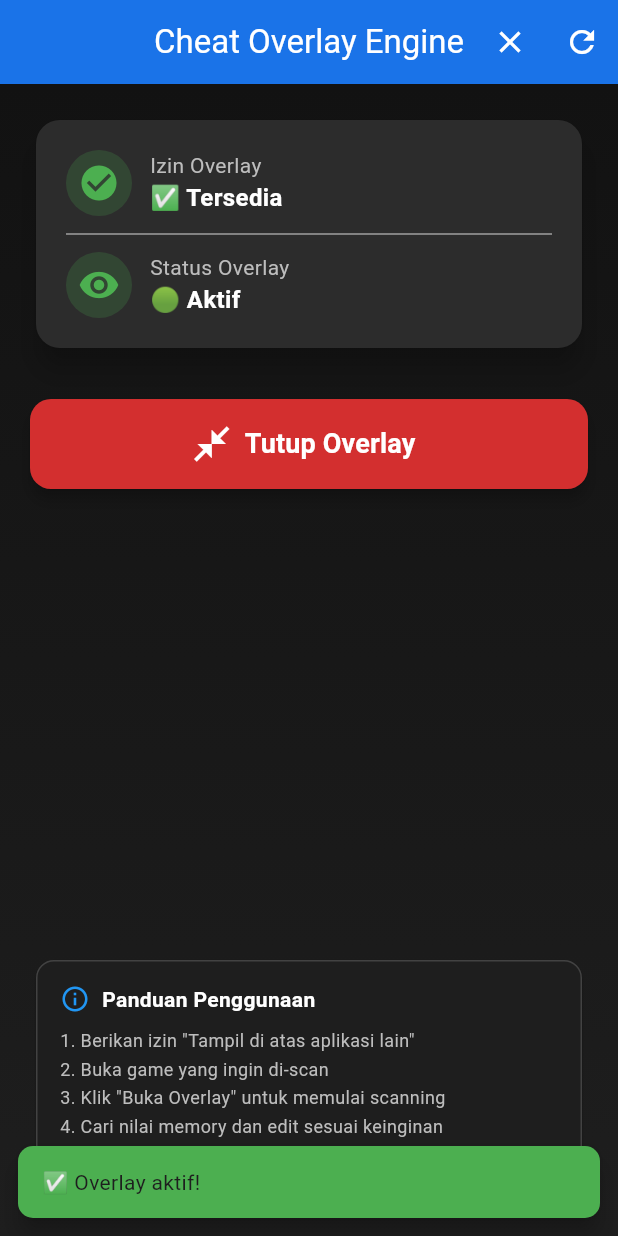
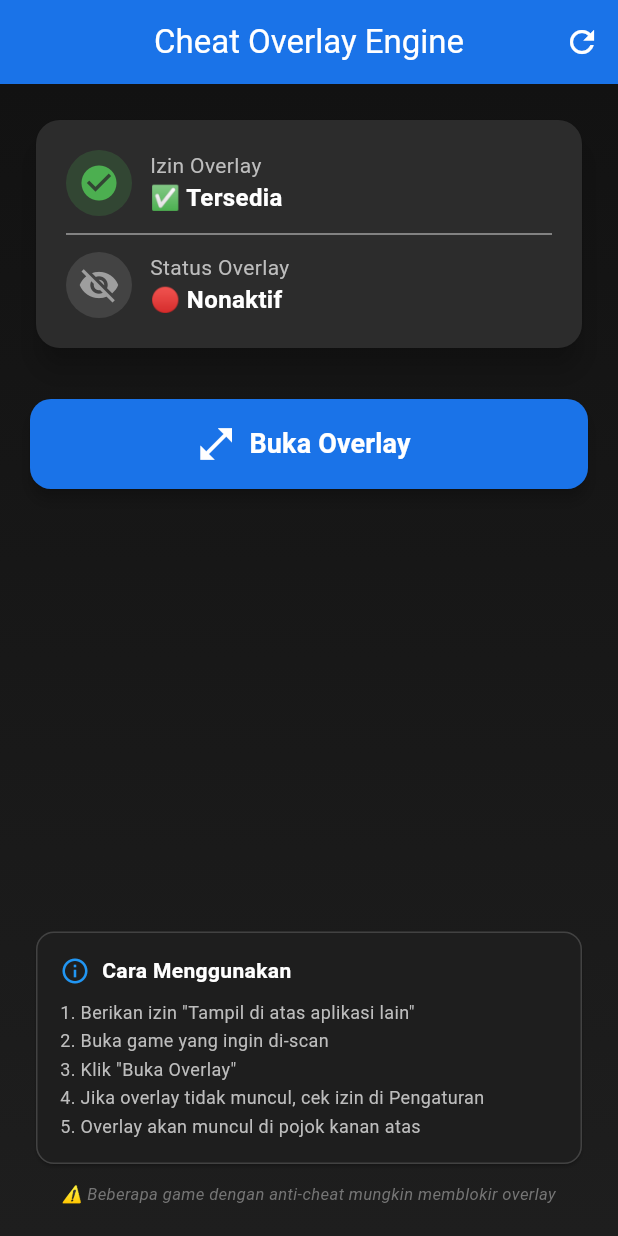
Before and after one commit to cliperunivers-cloud/cheat_overlay, a Flutter app: the screen it shows after launch, after a tap on "Buka Overlay", on a phone screen of 412 x 824 dp. Run offline on Flutter 3.47's test engine with Material 3 defaults, Android fonts, the phone set to English and light mode, and no system bars; our stand-ins replace permission_handler; missing offline and left inert: floating_window_android; statements that could not run were skipped.

Commit message:
Fix overlay status checking and add refresh button

```diff
--- a/lib/home_screen.dart
+++ b/lib/home_screen.dart
@@ -19,6 +19,20 @@
   void initState() {
     super.initState();
     _checkPermissions();
+    _checkOverlayStatus();
+  }
+
+  Future<void> _checkOverlayStatus() async {
+    try {
+      final isShowing = await FloatingWindowAndroid.isShowing();
+      if (mounted) {
+        setState(() {
+          _isOverlayShowing = isShowing;
+        });
+      }
+    } catch (e) {
+      // Ignore
+    }
   }
 
   Future<void> _checkPermissions() async {
@@ -30,7 +44,6 @@
         });
       }
     } catch (e) {
-      // Fallback
       if (mounted) {
         setState(() {
           _hasPermission = false;
@@ -42,16 +55,15 @@
   Future<void> _requestPermissions() async {
     setState(() => _isLoading = true);
     try {
-      // Buka halaman pengaturan overlay
       final status = await Permission.systemAlertWindow.request();
       if (mounted) {
         setState(() {
           _hasPermission = status.isGranted;
         });
         if (status.isGranted) {
-          _showSnackbar('Izin overlay diberikan!', Colors.green);
+          _showSnackbar('✅ Izin overlay diberikan!', Colors.green);
         } else {
-          _showSnackbar('Izin overlay ditolak!', Colors.red);
+          _showSnackbar('⚠️ Izin overlay ditolak!', Colors.red);
         }
       }
     } catch (e) {
@@ -64,7 +76,6 @@
 
   Future<void> _toggleOverlay() async {
     if (_isOverlayShowing) {
-      // TUTUP OVERLAY
       try {
         await FloatingWindowAndroid.closeOverlay();
         if (mounted) {
@@ -79,9 +90,8 @@
       return;
     }
 
-    // BUKA OVERLAY
     if (!_hasPermission) {
-      _showSnackbar('Izin overlay diperlukan!', Colors.orange);
+      _showSnackbar('⚠️ Izin overlay diperlukan!', Colors.orange);
       await _requestPermissions();
       if (!_hasPermission) {
         return;
@@ -92,7 +102,7 @@
 
     try {
       final result = await FloatingWindowAndroid.showOverlay(
-        height: 400,
+        height: 420,
         width: 340,
         alignment: OverlayAlignment.topRight,
         flag: OverlayFlag.defaultFlag,
@@ -103,10 +113,17 @@
       );
 
       if (mounted) {
+        // Cek apakah overlay benar-benar muncul
+        final isShowing = await FloatingWindowAndroid.isShowing();
         setState(() {
-          _isOverlayShowing = true;
+          _isOverlayShowing = isShowing;
         });
-        _showSnackbar('✅ Overlay aktif!', Colors.green);
+
+        if (isShowing) {
+          _showSnackbar('✅ Overlay aktif!', Colors.green);
+        } else {
+          _showSnackbar('⚠️ Overlay gagal muncul!', Colors.red);
+        }
       }
     } catch (e) {
       if (mounted) {
@@ -152,8 +169,11 @@
             ),
           IconButton(
             icon: const Icon(Icons.refresh),
-            onPressed: _checkPermissions,
-            tooltip: 'Cek Izin',
+            onPressed: () {
+              _checkPermissions();
+              _checkOverlayStatus();
+            },
+            tooltip: 'Refresh Status',
           ),
         ],
       ),
@@ -336,7 +356,6 @@
 
                 const SizedBox(height: 16),
 
-                // TOMBOL IZIN (jika belum)
                 if (!_hasPermission)
                   SizedBox(
                     height: 50,
@@ -359,7 +378,6 @@
 
                 const Spacer(),
 
-                // INFO CARD
                 Card(
                   color: const Color(0xFF1E1E1E),
                   shape: RoundedRectangleBorder(
@@ -380,7 +398,7 @@
                             ),
                             const SizedBox(width: 8),
                             const Text(
-                              'Panduan Penggunaan',
+                              'Cara Menggunakan',
                               style: TextStyle(
                                 color: Colors.white,
                                 fontWeight: FontWeight.bold,
@@ -393,8 +411,9 @@
                         Text(
                           '1. Berikan izin "Tampil di atas aplikasi lain"\n'
                           '2. Buka game yang ingin di-scan\n'
-                          '3. Klik "Buka Overlay" untuk memulai scanning\n'
-                          '4. Cari nilai memory dan edit sesuai keinginan',
+                          '3. Klik "Buka Overlay"\n'
+                          '4. Jika overlay tidak muncul, cek izin di Pengaturan\n'
+                          '5. Overlay akan muncul di pojok kanan atas',
                           style: TextStyle(
                             color: Colors.grey.shade400,
                             fontSize: 12,
@@ -408,7 +427,7 @@
 
                 const SizedBox(height: 8),
                 Text(
-                  '⚠️ Membutuhkan akses ROOT untuk memory editing real',
+                  '⚠️ Beberapa game dengan anti-cheat mungkin memblokir overlay',
                   textAlign: TextAlign.center,
                   style: TextStyle(
                     color: Colors.grey.shade600,
```
